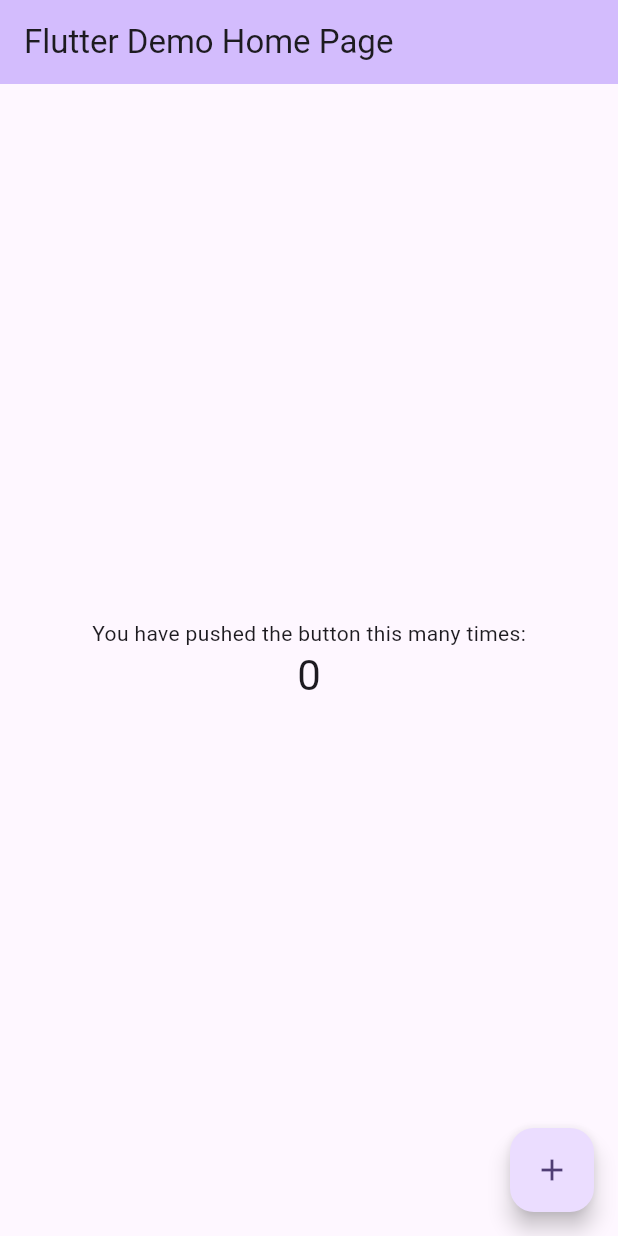
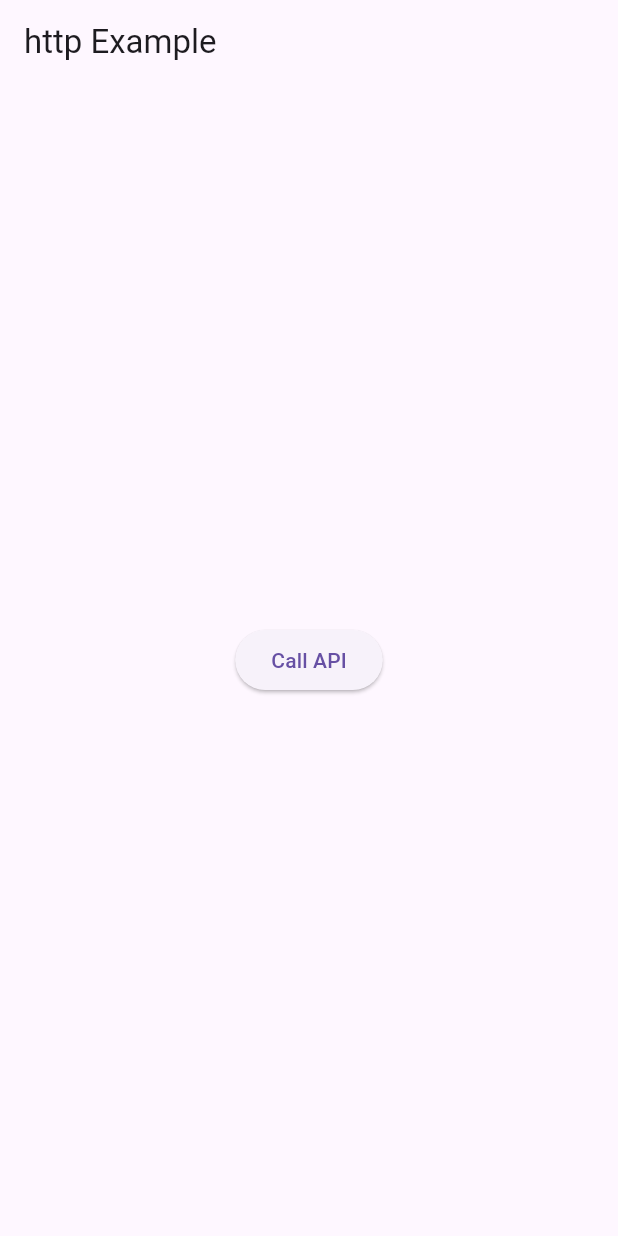
Before and after one commit to pss214/projectOTB_sup, a Flutter app: the screen it shows after launch, on a phone screen of 412 x 824 dp. Run offline on Flutter 3.47's test engine with Material 3 defaults, Android fonts, the phone set to English and light mode, and no system bars.

Commit message:
setting update

```diff
--- a/otbapp/lib/main.dart
+++ b/otbapp/lib/main.dart
@@ -1,125 +1,85 @@
 import 'package:flutter/material.dart';
+import 'package:http/http.dart' as http;
+import 'dart:convert';
 
 void main() {
   runApp(const MyApp());
 }
+class Data{
+  List<Articles> articles;
 
+  Data(this.articles);
+  factory Data.fromJson(dynamic json){
+    return Data(json['articles'] as List<Articles>);
+  }
+
+  @override
+  String toString(){
+    return '{$articles}';
+  }
+
+}
+class Articles{
+  String title;
+  String description;
+
+  Articles(this.title,this.description);
+  factory Articles.fromJson(dynamic json){
+    return Articles(json['title'] as String, json['description'] as String);
+  }
+  @override
+  String toString(){
+    return '{$title,$description';
+  }
+}
 class MyApp extends StatelessWidget {
-  const MyApp({super.key});
+  const MyApp({Key? key}) : super(key: key);
 
-  // This widget is the root of your application.
   @override
   Widget build(BuildContext context) {
     return MaterialApp(
       title: 'Flutter Demo',
       theme: ThemeData(
-        // This is the theme of your application.
-        //
-        // TRY THIS: Try running your application with "flutter run". You'll see
-        // the application has a purple toolbar. Then, without quitting the app,
-        // try changing the seedColor in the colorScheme below to Colors.green
-        // and then invoke "hot reload" (save your changes or press the "hot
-        // reload" button in a Flutter-supported IDE, or press "r" if you used
-        // the command line to start the app).
-        //
-        // Notice that the counter didn't reset back to zero; the application
-        // state is not lost during the reload. To reset the state, use hot
-        // restart instead.
-        //
-        // This works for code too, not just values: Most code changes can be
-        // tested with just a hot reload.
-        colorScheme: ColorScheme.fromSeed(seedColor: Colors.deepPurple),
-        useMaterial3: true,
+        primarySwatch: Colors.blue,
       ),
-      home: const MyHomePage(title: 'Flutter Demo Home Page'),
+      home: const MyHomePage(),
     );
   }
 }
 
-class MyHomePage extends StatefulWidget {
-  const MyHomePage({super.key, required this.title});
+class MyHomePage extends StatelessWidget {
+  const MyHomePage({Key? key}) : super(key: key);
+  void _callAPI() async {
+    var text = "Http Example";
+    List<Data> data = [];
+    var url = Uri.parse(
+      'https://back.otb.kr/news/&category=sports',
+    );
+    var response = await http.get(url);
+    text = utf8.decode(response.bodyBytes);
+    var dataObjsJson = jsonDecode(text)['data'] as List;
+    print('Response body: $dataObjsJson');
 
-  // This widget is the home page of your application. It is stateful, meaning
-  // that it has a State object (defined below) that contains fields that affect
-  // how it looks.
-
-  // This class is the configuration for the state. It holds the values (in this
-  // case the title) provided by the parent (in this case the App widget) and
-  // used by the build method of the State. Fields in a Widget subclass are
-  // always marked "final".
-
-  final String title;
-
-  @override
-  State<MyHomePage> createState() => _MyHomePageState();
-}
-
-class _MyHomePageState extends State<MyHomePage> {
-  int _counter = 0;
-
-  void _incrementCounter() {
-    setState(() {
-      // This call to setState tells the Flutter framework that something has
-      // changed in this State, which causes it to rerun the build method below
-      // so that the display can reflect the updated values. If we changed
-      // _counter without calling setState(), then the build method would not be
-      // called again, and so nothing would appear to happen.
-      _counter++;
-    });
+    // url = Uri.parse('http://bak10172.asuscomm.com:10001');
+    // response = await http.post(url, body: {
+    //   'key': 'value',
+    // });
+    // print('Response status: ${response.statusCode}');
+    // print('Response body: ${response.body}');
   }
 
   @override
   Widget build(BuildContext context) {
-    // This method is rerun every time setState is called, for instance as done
-    // by the _incrementCounter method above.
-    //
-    // The Flutter framework has been optimized to make rerunning build methods
-    // fast, so that you can just rebuild anything that needs updating rather
-    // than having to individually change instances of widgets.
     return Scaffold(
       appBar: AppBar(
-        // TRY THIS: Try changing the color here to a specific color (to
-        // Colors.amber, perhaps?) and trigger a hot reload to see the AppBar
-        // change color while the other colors stay the same.
-        backgroundColor: Theme.of(context).colorScheme.inversePrimary,
-        // Here we take the value from the MyHomePage object that was created by
-        // the App.build method, and use it to set our appbar title.
-        title: Text(widget.title),
+        title: const Text('http Example'),
       ),
       body: Center(
-        // Center is a layout widget. It takes a single child and positions it
-        // in the middle of the parent.
-        child: Column(
-          // Column is also a layout widget. It takes a list of children and
-          // arranges them vertically. By default, it sizes itself to fit its
-          // children horizontally, and tries to be as tall as its parent.
-          //
-          // Column has various properties to control how it sizes itself and
-          // how it positions its children. Here we use mainAxisAlignment to
-          // center the children vertically; the main axis here is the vertical
-          // axis because Columns are vertical (the cross axis would be
-          // horizontal).
-          //
-          // TRY THIS: Invoke "debug painting" (choose the "Toggle Debug Paint"
-          // action in the IDE, or press "p" in the console), to see the
-          // wireframe for each widget.
-          mainAxisAlignment: MainAxisAlignment.center,
-          children: <Widget>[
-            const Text(
-              'You have pushed the button this many times:',
-            ),
-            Text(
-              '$_counter',
-              style: Theme.of(context).textTheme.headlineMedium,
-            ),
-          ],
+        child: ElevatedButton(
+          onPressed: _callAPI,
+          child: const Text('Call API'),
         ),
       ),
-      floatingActionButton: FloatingActionButton(
-        onPressed: _incrementCounter,
-        tooltip: 'Increment',
-        child: const Icon(Icons.add),
-      ), // This trailing comma makes auto-formatting nicer for build methods.
     );
   }
 }
--- a/otbapp/pubspec.yaml
+++ b/otbapp/pubspec.yaml
@@ -1,5 +1,5 @@
-name: otbapp
-description: "ontimebus"
+name: fluttertest
+description: "A new Flutter project."
 # The following line prevents the package from being accidentally published to
 # pub.dev using `flutter pub publish`. This is preferred for private packages.
 publish_to: 'none' # Remove this line if you wish to publish to pub.dev
@@ -35,6 +35,7 @@ dependencies:
   # The following adds the Cupertino Icons font to your application.
   # Use with the CupertinoIcons class for iOS style icons.
   cupertino_icons: ^1.0.2
+  http: ^1.1.2
 
 dev_dependencies:
   flutter_test:
```
